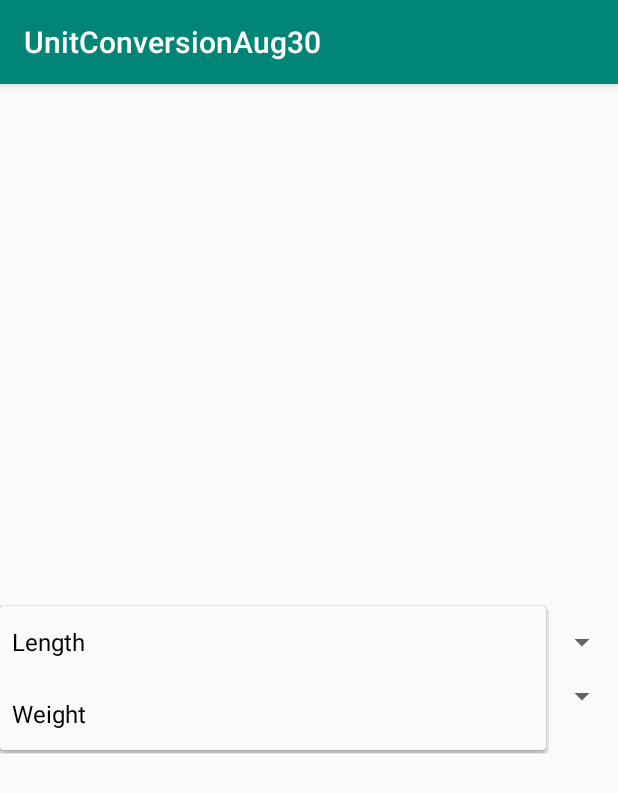
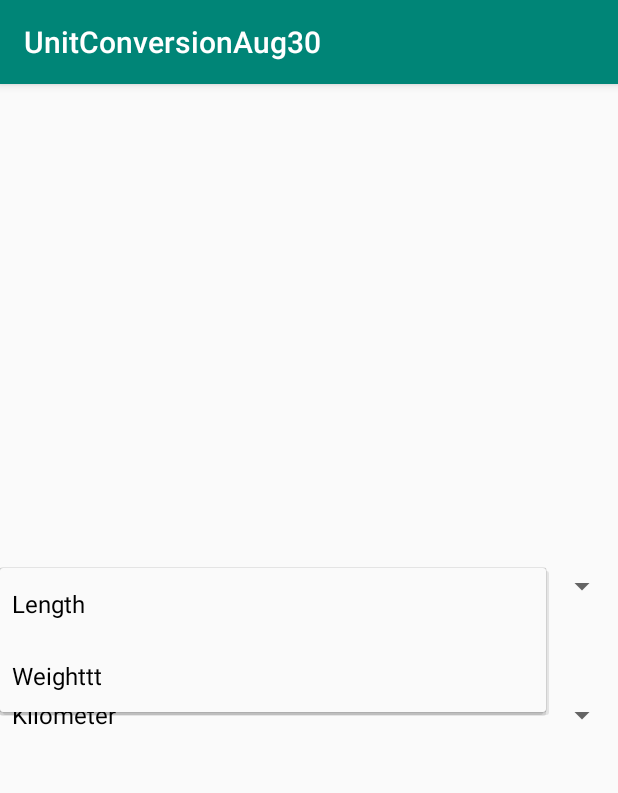
Before and after one commit to dilliwal11/CS-541-UnitConv-A1, an Android app: the screen it shows after launch (UnitConverter), after a tap on "Length", on a phone screen of 412 x 824 dp. Shown: the top 793 px of the screen. Run offline under Robolectric (Android 15) with nearby library versions, the phone set to English and light mode, and no system bars.

Commit message:
commit 2.1

```diff
--- a/app/src/main/java/com/example/unitconversionaug30/UnitConverter.java
+++ b/app/src/main/java/com/example/unitconversionaug30/UnitConverter.java
@@ -20,25 +20,24 @@ public class UnitConverter extends AppCompatActivity implements AdapterView.OnIt
     Spinner spinnerUnits;
     List<String> paths = new ArrayList<String>();
     List<String> units = new ArrayList<String>();
-
+    String state[] = null;
 
     @Override
     protected void onCreate(Bundle savedInstanceState) {
         super.onCreate(savedInstanceState);
 
         setContentView(R.layout.activity_unit_converter);
-        paths.add("Length");
-        paths.add("Weight");
-
-        spinnerList = findViewById(R.id.spinnerListMeasurement);
-        spinnerUnits =  findViewById(R.id.spinnerListUnits);
-        ArrayAdapter <String> arrayAdapter = new ArrayAdapter<String>(UnitConverter.this,R.layout.support_simple_spinner_dropdown_item
-        , paths);
 
 
-        spinnerList.setAdapter(arrayAdapter);
+        spinnerList = (Spinner) findViewById(R.id.spinnerListMeasurement);
+        spinnerList.setOnItemSelectedListener(this);
+       spinnerUnits =  findViewById(R.id.spinnerListUnits);
+        //
 
-        Toast.makeText(this,spinnerList.toString(),Toast.LENGTH_LONG).show();
+
+       // spinnerList.setAdapter(arrayAdapter);
+
+       // Toast.makeText(this,spinnerList.toString(),Toast.LENGTH_LONG).show();
 
 
 
@@ -49,29 +48,25 @@ public class UnitConverter extends AppCompatActivity implements AdapterView.OnIt
     @Override
     public void onItemSelected(AdapterView<?> adapterView, View view, int i, long l) {
 
-        Log.d("hello", "onItemSelected: "+adapterView);
-        Toast.makeText(this,"hello",Toast.LENGTH_LONG).show();
-        if (adapterView.equals(spinnerList)) {
-            //
-            Log.d("hello", "onItemSelected: "+adapterView);
 
 
-            if(spinnerList.getSelectedItem().equals("Length")){
-                units.add("Kilometers");
-                units.add("Miles");
-                ArrayAdapter<String> arrayAdapterUnits = new ArrayAdapter<String>(UnitConverter.this, R.layout.support_simple_spinner_dropdown_item
-                        , units);
+        Toast.makeText(this,"selected "+i,Toast.LENGTH_LONG).show();
 
-                spinnerUnits.setAdapter(arrayAdapterUnits);
+        if(i==0){
+            state = new String[]{"Kilometer","Miles"};
 
-            }
+        }
+        if(i==1){
+
+            state = new String[]{"Kilograms","Pounds"};
+
+        }
 
 
+        ArrayAdapter <String> arrayAdapter = new ArrayAdapter<String>(UnitConverter.this,R.layout.support_simple_spinner_dropdown_item, state);
 
+       spinnerUnits.setAdapter(arrayAdapter);
 
-
-
-        }
 
 
     }
@@ -79,5 +74,8 @@ public class UnitConverter extends AppCompatActivity implements AdapterView.OnIt
     @Override
     public void onNothingSelected(AdapterView<?> adapterView) {
 
+        Toast.makeText(this,"not selected" ,Toast.LENGTH_LONG).show();
+
+
     }
 }
--- a/app/src/main/res/layout/activity_unit_converter.xml
+++ b/app/src/main/res/layout/activity_unit_converter.xml
@@ -15,6 +15,9 @@
         android:id="@+id/spinnerListMeasurement"
         android:layout_width="match_parent"
         android:layout_height="wrap_content"
+        android:prompt="@string/selectMeasurement"
+        android:entries="@array/Measurements"
+
         android:spinnerMode="dropdown"
 
         />
@@ -22,5 +25,10 @@
     <Spinner
         android:id="@+id/spinnerListUnits"
         android:layout_width="match_parent"
-        android:layout_height="wrap_content" />
+
+        android:layout_height="wrap_content"
+        android:layout_marginTop="50dp"
+        android:spinnerMode="dropdown"
+
+        />
 </LinearLayout>
--- a/app/src/main/res/values/strings.xml
+++ b/app/src/main/res/values/strings.xml
@@ -1,3 +1,8 @@
 <resources>
     <string name="app_name">UnitConversionAug30</string>
+    <string name = "selectMeasurement"> Select Measurement </string>
+    <string-array name = "Measurements">
+        <item> Length</item>
+        <item> Weighttt </item>
+    </string-array>
 </resources>
```
Also changed, not shown: app/src/main/AndroidManifest.xml (+7 -0 lines).
